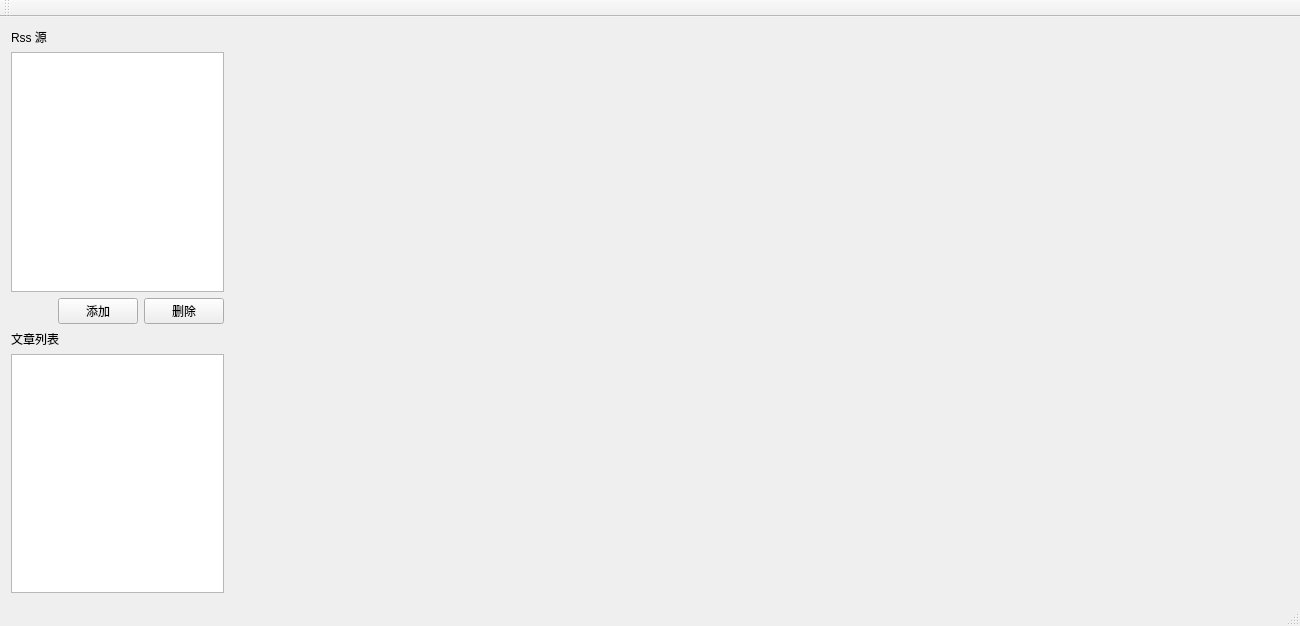
mission-young/QRss, file mainwindow.ui: the form before one commit.
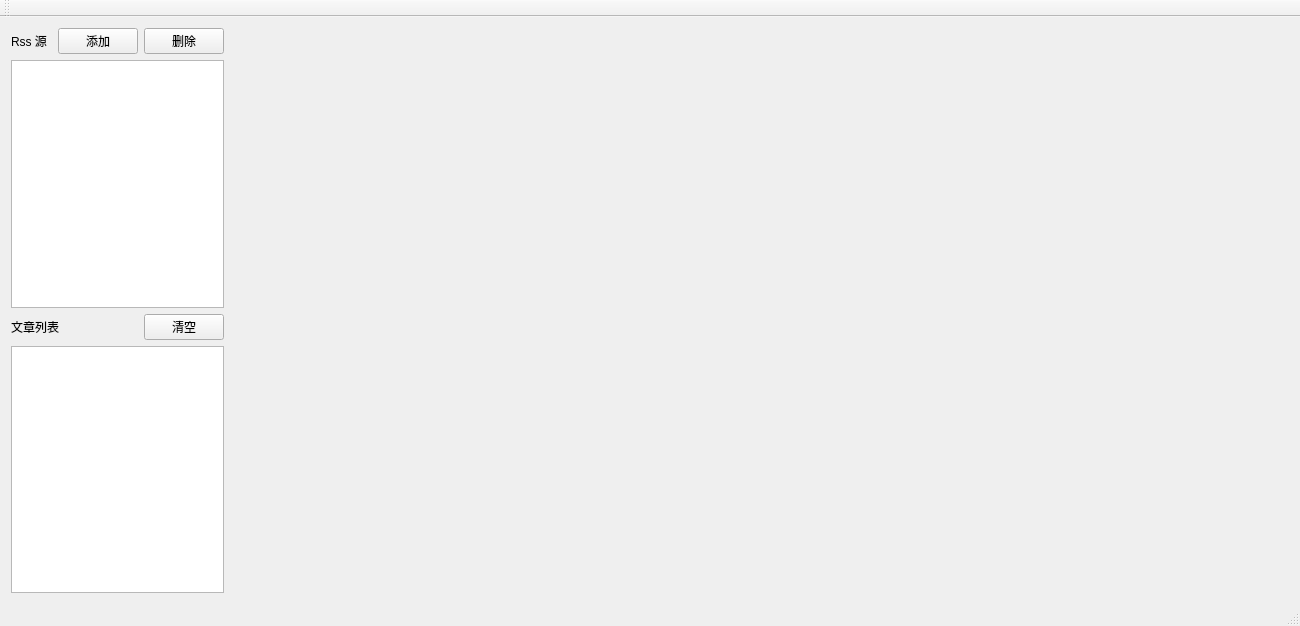
The form after the commit.

Commit message: Rss列表记忆功能 feed源删除功能 文章列表清空功能 tableview行高自适应

Diff of the .ui file:
```diff
--- a/mainwindow.ui
+++ b/mainwindow.ui
@@ -14,21 +14,33 @@
    <string>QRSS</string>
   </property>
   <widget class="QWidget" name="centralWidget">
-   <layout class="QHBoxLayout" name="horizontalLayout_2" stretch="1,5">
-    <property name="sizeConstraint">
-     <enum>QLayout::SetNoConstraint</enum>
-    </property>
+   <layout class="QHBoxLayout" name="horizontalLayout_3" stretch="1,5">
     <item>
      <layout class="QVBoxLayout" name="verticalLayout">
-      <property name="sizeConstraint">
-       <enum>QLayout::SetMinimumSize</enum>
-      </property>
       <item>
-       <widget class="QLabel" name="lblRes">
-        <property name="text">
-         <string>Rss 源</string>
-        </property>
-       </widget>
+       <layout class="QHBoxLayout" name="horizontalLayout">
+        <item>
+         <widget class="QLabel" name="lblRes">
+          <property name="text">
+           <string>Rss 源</string>
+          </property>
+         </widget>
+        </item>
+        <item>
+         <widget class="QPushButton" name="btnAdd">
+          <property name="text">
+           <string>添加</string>
+          </property>
+         </widget>
+        </item>
+        <item>
+         <widget class="QPushButton" name="btnDelete">
+          <property name="text">
+           <string>删除</string>
+          </property>
+         </widget>
+        </item>
+       </layout>
       </item>
       <item>
        <widget class="QTableView" name="tvRes">
@@ -50,10 +62,35 @@
         <property name="wordWrap">
          <bool>true</bool>
         </property>
+        <attribute name="horizontalHeaderCascadingSectionResizes">
+         <bool>false</bool>
+        </attribute>
+        <attribute name="horizontalHeaderShowSortIndicator" stdset="0">
+         <bool>false</bool>
+        </attribute>
+        <attribute name="horizontalHeaderStretchLastSection">
+         <bool>true</bool>
+        </attribute>
+        <attribute name="verticalHeaderVisible">
+         <bool>false</bool>
+        </attribute>
+        <attribute name="verticalHeaderCascadingSectionResizes">
+         <bool>false</bool>
+        </attribute>
+        <attribute name="verticalHeaderShowSortIndicator" stdset="0">
+         <bool>false</bool>
+        </attribute>
        </widget>
       </item>
       <item>
-       <layout class="QHBoxLayout" name="horizontalLayout">
+       <layout class="QHBoxLayout" name="horizontalLayout_2">
+        <item>
+         <widget class="QLabel" name="lblNewsList">
+          <property name="text">
+           <string>文章列表</string>
+          </property>
+         </widget>
+        </item>
         <item>
          <spacer name="horizontalSpacer">
           <property name="orientation">
@@ -68,31 +105,24 @@
          </spacer>
         </item>
         <item>
-         <widget class="QPushButton" name="btnAdd">
+         <widget class="QPushButton" name="pushButton">
           <property name="text">
-           <string>添加</string>
-          </property>
-         </widget>
-        </item>
-        <item>
-         <widget class="QPushButton" name="btnDelete">
-          <property name="text">
-           <string>删除</string>
+           <string>清空</string>
           </property>
          </widget>
         </item>
        </layout>
       </item>
       <item>
-       <widget class="QLabel" name="lblNewsList">
-        <property name="text">
-         <string>文章列表</string>
+       <widget class="QTableView" name="tvNewsList">
+        <property name="editTriggers">
+         <set>QAbstractItemView::AnyKeyPressed|QAbstractItemView::EditKeyPressed</set>
         </property>
+        <attribute name="horizontalHeaderStretchLastSection">
+         <bool>true</bool>
+        </attribute>
        </widget>
       </item>
-      <item>
-       <widget class="QTableView" name="tvNewsList"/>
-      </item>
      </layout>
     </item>
     <item>
```
Left out of the diff: 3 changed lines with no effect on the pictures. The commit also changes 6 other files.
